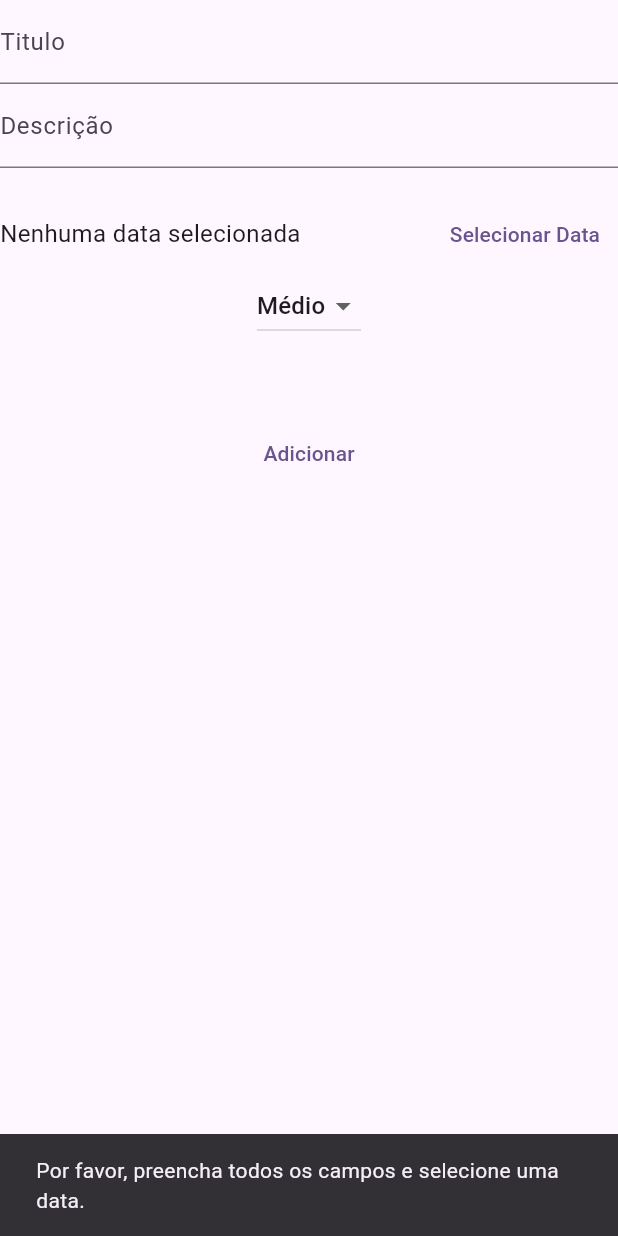
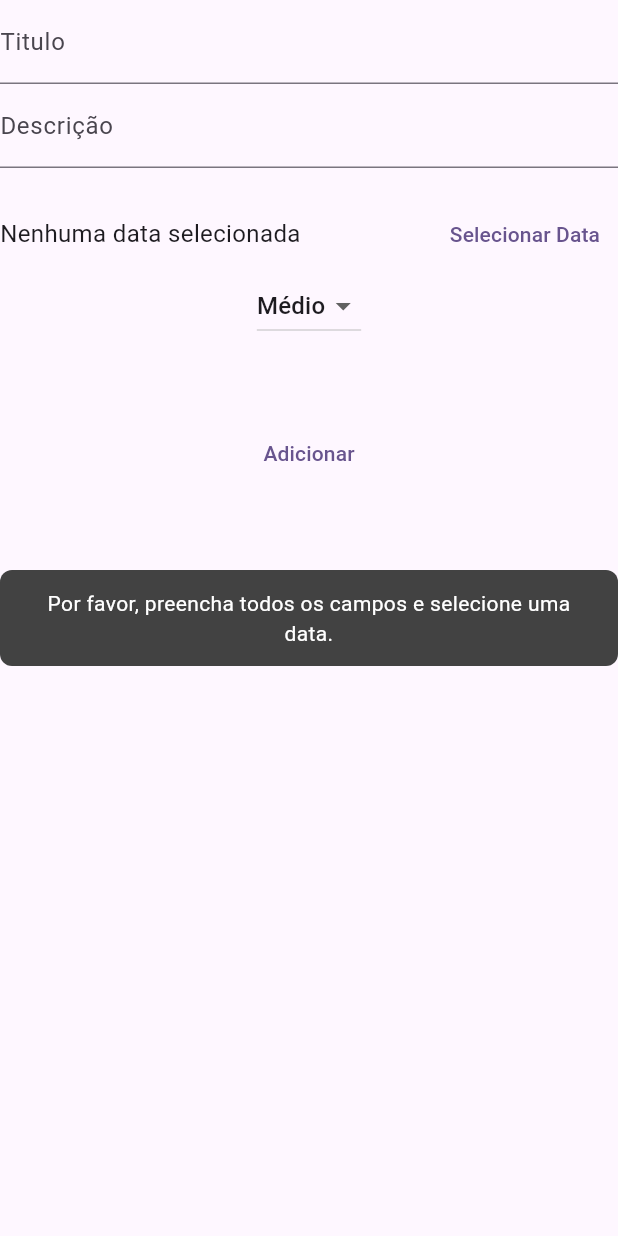
Before and after one commit to Caio0con/TrabalhoFlutterFinish, a Flutter app: the AdicionarItem widget shown alone on an empty page, opened directly with empty values, after a tap on "Adicionar", on a phone screen of 412 x 824 dp. Run offline on Flutter 3.47's test engine with Material 3 defaults, Android fonts, the phone set to English and light mode, and no system bars; our stand-ins replace sqflite, sqflite_common_ffi; accounts and stored records are empty.

Commit message:
fix: Arrumar a notificação pop-up

```diff
--- a/lib/main.dart
+++ b/lib/main.dart
@@ -4,6 +4,7 @@ import 'package:projetoquerinop2/textInput.dart';
 import 'package:projetoquerinop2/text_extension.dart';
 import 'dao.dart';
 import 'task_list.dart';
+import 'utils.dart';
 
 import 'package:sqflite_common_ffi/sqflite_ffi.dart';
 // BIG TODO -> ARRUMAR A NOTIFICAÇÃO QUE APARECE EMBAIXO DO POP-UP DE CRIAR TAREFA, FAZER FICAR ENCIMA OU ALTERAR O POP-UP PFVR
@@ -410,27 +411,20 @@ class _AdicionarItem extends State<AdicionarItem> {
             child: TextButton(
               onPressed: () async {
                 if (titulo.isEmpty || descricao.isEmpty || dataSelecionada == null) {
-                  ScaffoldMessenger.of(context).showSnackBar(
-                    const SnackBar(
-                      content: Text("Por favor, preencha todos os campos e selecione uma data."),
-                    ),
-                  );
+                  showCenteredNotification(context, "Por favor, preencha todos os campos e selecione uma data.");
                   return;
                 }
 
-                DataAccessObject.createTarefa(
+                await DataAccessObject.createTarefa(
                   prioridadeParaChar(_prioridadeSelecionada),
                   dataSelecionada!,
                   dataSelecionada!,
                   "A",
                   descricao,
                   titulo,
-                ).then((a) {
-                  widget.atualizar();
-                });
-                ScaffoldMessenger.of(context).showSnackBar(
-                  const SnackBar(content: Text("Tarefa criada com sucesso!")),
                 );
+                widget.atualizar();
+                showCenteredNotification(context, "Tarefa criada com sucesso!");
                 Navigator.pop(context);
               },
               style: ButtonStyle(alignment: Alignment.center),
@@ -559,11 +553,7 @@ class _EditarItem extends State<EditarItem> {
                 if (tituloController.text.isEmpty ||
                     descricaoController.text.isEmpty ||
                     dataSelecionada == null) {
-                  ScaffoldMessenger.of(context).showSnackBar(
-                    const SnackBar(
-                      content: Text("Preencha todos os campos e selecione uma data."),
-                    ),
-                  );
+                  showCenteredNotification(context, "Preencha todos os campos e selecione uma data.");
                   return;
                 }
 
@@ -579,9 +569,7 @@ class _EditarItem extends State<EditarItem> {
                   widget.atualizar();
                 });
 
-                ScaffoldMessenger.of(context).showSnackBar(
-                  const SnackBar(content: Text("Tarefa editada com sucesso!")),
-                );
+                showCenteredNotification(context, "Tarefa editada com sucesso!");
                 Navigator.pop(context);
               },
               style: ButtonStyle(alignment: Alignment.center),
--- /dev/null
+++ b/lib/utils.dart
@@ -0,0 +1,34 @@
+import 'package:flutter/material.dart';
+
+void showCenteredNotification(BuildContext context, String message) {
+  final overlay = Overlay.of(context);
+  late OverlayEntry overlayEntry;
+
+  overlayEntry = OverlayEntry(
+    builder: (context) => Positioned.fill(
+      child: Material(
+        color: Colors.transparent,
+        child: Center(
+          child: Container(
+            padding: const EdgeInsets.symmetric(horizontal: 24, vertical: 12),
+            decoration: BoxDecoration(
+              color: Colors.grey[800]!.withValues(alpha: 0.9 * 255),
+              borderRadius: BorderRadius.circular(8),
+            ),
+            child: Text(
+              message,
+              style: const TextStyle(color: Colors.white),
+              textAlign: TextAlign.center,
+            ),
+          ),
+        ),
+      ),
+    ),
+  );
+
+  overlay.insert(overlayEntry);
+
+  Future.delayed(const Duration(milliseconds: 1500), () {
+    overlayEntry.remove();
+  });
+}
```
